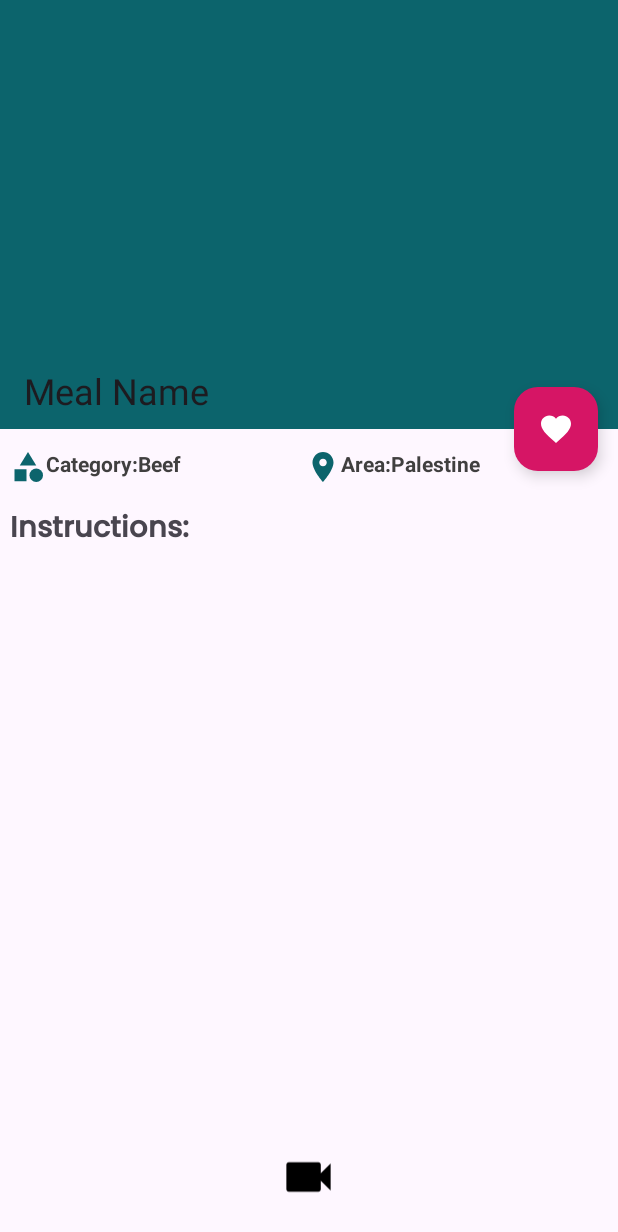
After one commit to troemanes/FoodApp, an Android app: the MealAktivity screen opened directly, with no data from a screen before it, on a phone screen of 412 x 824 dp. The commit adds this screen. Shown: the top 1232 px of the screen. Run offline under Robolectric (Android 15) with nearby library versions, the phone set to English and light mode, and no system bars; our stand-ins replace sdp/ssp sizes; pictures from the network do not load.

Commit message:
solved the problem

```diff
--- a/app/src/main/java/com/example/foodapp/activities/MainActivity.kt
+++ b/app/src/main/java/com/example/foodapp/activity/MainActivity.kt
@@ -1,4 +1,4 @@
-package com.example.foodapp.activities
+package com.example.foodapp.activity
 
 import androidx.appcompat.app.AppCompatActivity
 import android.os.Bundle
--- /dev/null
+++ b/app/src/main/java/com/example/foodapp/activity/MealAktivity.kt
@@ -0,0 +1,44 @@
+package com.example.foodapp.activity
+
+import androidx.appcompat.app.AppCompatActivity
+import android.os.Bundle
+import com.bumptech.glide.Glide
+import com.example.foodapp.R
+import com.example.foodapp.databinding.ActivityMealAktivityBinding
+import com.example.foodapp.fragments.HomeFragment
+
+class MealAktivity : AppCompatActivity() {
+    private lateinit var mealId:String
+    private lateinit var mealName:String
+    private lateinit var mealThumb:String
+
+    private lateinit var binding : ActivityMealAktivityBinding
+    override fun onCreate(savedInstanceState: Bundle?) {
+        super.onCreate(savedInstanceState)
+        binding = ActivityMealAktivityBinding.inflate(layoutInflater)
+        setContentView(binding.root)
+
+     //   getMealInformationFromIntent()
+
+        // setInformationInView()
+    }
+
+    /* private fun setInformationInView() {
+        Glide.with(applicationContext)
+            .load(mealThumb)
+            .into(binding.imgMealDetail)
+         binding.collapsingtb.title = mealName
+        binding.collapsingtb.setCollapsedTitleTextColor(resources.getColor(R.color.white))
+        binding.collapsingtb.setExpandedTitleColor(resources.getColor(R.color.white))
+
+    }   */
+
+
+
+  /*  private fun getMealInformationFromIntent(){
+            val intent = intent
+        mealId=intent.getStringExtra(HomeFragment.MEAL_ID)!!
+        mealName=intent.getStringExtra(HomeFragment.MEAL_NAME)!!
+        mealThumb=intent.getStringExtra(HomeFragment.MEAL_THUMB)!!
+    }  */
+}
--- a/app/src/main/java/com/example/foodapp/fragments/HomeFragment.kt
+++ b/app/src/main/java/com/example/foodapp/fragments/HomeFragment.kt
@@ -1,14 +1,15 @@
 package com.example.foodapp.fragments
 
 
+import android.content.Intent
 import android.os.Bundle
 import android.view.LayoutInflater
 import android.view.View
 import android.view.ViewGroup
 import androidx.fragment.app.Fragment
-import androidx.lifecycle.Observer
 import androidx.lifecycle.ViewModelProvider
 import com.bumptech.glide.Glide
+import com.example.foodapp.activity.MealAktivity
 import com.example.foodapp.databinding.FragmentHomeBinding
 import com.example.foodapp.pojo.Meal
 import com.example.foodapp.viewModel.HomeVM
@@ -16,7 +17,16 @@ import com.example.foodapp.viewModel.HomeVM
 class HomeFragment : Fragment() {
     private lateinit var binding: FragmentHomeBinding
     private lateinit var homeMvvm: HomeVM
+    private lateinit var randomMeal:Meal
 
+  /*  companion object {
+
+     const val MEAL_ID = "com.example.foodapp.fragments.idMeal"
+     const val MEAL_NAME = "com.example.foodapp.fragments.nameMeal"
+     const val MEAL_THUMB = "com.example.foodapp.fragments.thumbMeal"
+
+
+ }   */
     override fun onCreate(savedInstanceState: Bundle?) {
         super.onCreate(savedInstanceState)
         homeMvvm = ViewModelProvider(this).get(HomeVM::class.java)
@@ -36,15 +46,24 @@ class HomeFragment : Fragment() {
 
         homeMvvm.getRandomMeal()
         observeRandomMeal()
+        onRandomMealClick()
+    }
+
+      private fun  onRandomMealClick(){
+        binding.randomMealcardview.setOnClickListener {
+            val intent = Intent(activity,MealAktivity::class.java)
+            startActivity(intent)
+        }
     }
 
     private fun observeRandomMeal() {
-        homeMvvm.observeRandomMealLiveData().observe(viewLifecycleOwner, object : Observer<Meal> {
-            override fun onChanged(value: Meal) {
+        homeMvvm.observeRandomMealLiveData().observe(viewLifecycleOwner) { meal ->
+            if (meal != null) {
                 Glide.with(this@HomeFragment)
-                    .load(value.strMealThumb)
+                    .load(meal.strMealThumb)
                     .into(binding.imageRandomMeal)
+                this.randomMeal = meal
             }
-        })
+        }
     }
 }
--- /dev/null
+++ b/app/src/main/res/drawable/baseline_location.xml
@@ -0,0 +1,5 @@
+<vector android:height="24dp" android:tint="#000000"
+    android:viewportHeight="24" android:viewportWidth="24"
+    android:width="24dp" xmlns:android="http://schemas.android.com/apk/res/android">
+    <path android:fillColor="@android:color/white" android:pathData="M12,2C8.13,2 5,5.13 5,9c0,5.25 7,13 7,13s7,-7.75 7,-13c0,-3.87 -3.13,-7 -7,-7zM12,11.5c-1.38,0 -2.5,-1.12 -2.5,-2.5s1.12,-2.5 2.5,-2.5 2.5,1.12 2.5,2.5 -1.12,2.5 -2.5,2.5z"/>
+</vector>
--- /dev/null
+++ b/app/src/main/res/drawable/baseline_videocam.xml
@@ -0,0 +1,5 @@
+<vector android:height="24dp" android:tint="#000000"
+    android:viewportHeight="24" android:viewportWidth="24"
+    android:width="24dp" xmlns:android="http://schemas.android.com/apk/res/android">
+    <path android:fillColor="@android:color/white" android:pathData="M17,10.5V7c0,-0.55 -0.45,-1 -1,-1H4c-0.55,0 -1,0.45 -1,1v10c0,0.55 0.45,1 1,1h12c0.55,0 1,-0.45 1,-1v-3.5l4,4v-11l-4,4z"/>
+</vector>
--- a/app/src/main/res/layout/activity_main.xml
+++ b/app/src/main/res/layout/activity_main.xml
@@ -1,29 +1,30 @@
 <?xml version="1.0" encoding="utf-8"?>
-<androidx.constraintlayout.widget.ConstraintLayout
-    xmlns:android="http://schemas.android.com/apk/res/android"
+<androidx.constraintlayout.widget.ConstraintLayout xmlns:android="http://schemas.android.com/apk/res/android"
     xmlns:app="http://schemas.android.com/apk/res-auto"
     xmlns:tools="http://schemas.android.com/tools"
     android:layout_width="match_parent"
     android:layout_height="match_parent"
-    tools:context=".activities.MainActivity">
+    tools:context=".activity.MainActivity">
+
 
     <fragment
         android:id="@+id/hostfragment"
+        android:name="androidx.navigation.fragment.NavHostFragment"
         android:layout_width="0dp"
         android:layout_height="0dp"
+        app:layout_constraintBottom_toTopOf="@+id/bottom_nav"
+        app:layout_constraintEnd_toEndOf="parent"
+        app:layout_constraintHorizontal_bias="0.0"
         app:layout_constraintStart_toStartOf="parent"
-        app:layout_constraintEnd_toEndOf="parent"
         app:layout_constraintTop_toTopOf="parent"
-        app:layout_constraintBottom_toTopOf="@+id/bottom_nav"
-        app:navGraph="@navigation/nav_graph"
-        android:name="androidx.navigation.fragment.NavHostFragment"
-        />
-
+        app:layout_constraintVertical_bias="0.0"
+        app:navGraph="@navigation/nav_graph" />
 
     <com.google.android.material.bottomnavigation.BottomNavigationView
         android:id="@+id/bottom_nav"
         android:layout_width="match_parent"
         android:layout_height="wrap_content"
+        android:background="#FFFFFF"
         app:itemTextColor="#ED2828"
         app:layout_constraintBottom_toBottomOf="parent"
         app:layout_constraintEnd_toEndOf="parent"
--- /dev/null
+++ b/app/src/main/res/layout/activity_meal_aktivity.xml
@@ -0,0 +1,153 @@
+<?xml version="1.0" encoding="utf-8"?>
+<androidx.coordinatorlayout.widget.CoordinatorLayout
+    xmlns:android="http://schemas.android.com/apk/res/android"
+    xmlns:app="http://schemas.android.com/apk/res-auto"
+    xmlns:tools="http://schemas.android.com/tools"
+    android:layout_width="match_parent"
+    android:layout_height="match_parent"
+    tools:context=".activity.MealAktivity">
+
+    <com.google.android.material.appbar.AppBarLayout
+        android:id="@+id/appbar"
+        android:layout_width="match_parent"
+        android:fitsSystemWindows="true"
+        android:backgroundTint="@color/darkblue"
+        android:layout_height="@dimen/_220sdp">
+
+        <com.google.android.material.appbar.CollapsingToolbarLayout
+            android:id="@+id/collapsingtb"
+            android:layout_width="match_parent"
+            android:layout_height="match_parent"
+            android:fitsSystemWindows="true"
+            app:contentScrim="@color/accent"
+            app:title="Meal Name"
+            app:collapsedTitleTextColor="@color/white"
+            app:layout_scrollFlags="scroll|snap|exitUntilCollapsed">
+
+            <ImageView
+                android:id="@+id/img_meal_detail"
+                android:layout_width="match_parent"
+                android:layout_height="match_parent"
+                android:background="@color/darkblue"
+                android:scaleType="centerCrop"
+                app:layout_collapseMode="parallax" />
+
+            <androidx.appcompat.widget.Toolbar
+                android:id="@+id/toolbar"
+                android:layout_width="match_parent"
+                android:layout_height="?actionBarSize"
+                app:layout_collapseMode="pin"
+                app:titleTextColor="@color/white"/>
+
+        </com.google.android.material.appbar.CollapsingToolbarLayout>
+    </com.google.android.material.appbar.AppBarLayout>
+
+    <com.google.android.material.floatingactionbutton.FloatingActionButton
+        android:layout_width="wrap_content"
+        android:layout_height="wrap_content"
+        android:src="@drawable/baseline_favorite"
+        app:backgroundTint="@color/accent"
+        app:tint="@color/white"
+        app:layout_anchor="@id/appbar"
+        app:layout_anchorGravity="bottom|end"
+        android:layout_marginEnd="@dimen/_10sdp"/>
+
+
+    <androidx.core.widget.NestedScrollView
+        android:layout_width="match_parent"
+        android:layout_height="match_parent"
+        app:layout_behavior="com.google.android.material.appbar.AppBarLayout$ScrollingViewBehavior">
+
+
+        <androidx.constraintlayout.widget.ConstraintLayout
+            android:layout_width="match_parent"
+            android:layout_height="match_parent"
+            android:layout_marginTop="@dimen/_5sdp"
+            android:layout_marginBottom="@dimen/_45sdp">
+
+            <LinearLayout
+                android:id="@+id/linear_layout"
+                android:layout_width="match_parent"
+                android:layout_height="wrap_content"
+                android:orientation="horizontal"
+                app:layout_constraintStart_toStartOf="parent"
+                android:layout_marginEnd="@dimen/_5sdp"
+                android:layout_marginTop="@dimen/_5sdp"
+                android:layout_marginStart="@dimen/_5sdp"
+                app:layout_constraintEnd_toEndOf="parent"
+                app:layout_constraintTop_toTopOf="parent">
+
+                <TextView
+                    android:id="@+id/tv_categoryInfo"
+                    android:layout_width="wrap_content"
+                    android:layout_height="wrap_content"
+                    android:layout_gravity="center"
+                    android:drawableLeft="@drawable/baseline_category"
+                    android:drawableTint="@color/darkblue"
+                    android:text="Category:Beef"
+                    android:textStyle="bold"
+                    android:textColor="@color/g_black"
+                    android:textSize="14sp"
+                    android:layout_weight="1"/>
+
+                <TextView
+                    android:id="@+id/tv_areaInfo"
+                    android:layout_width="wrap_content"
+                    android:layout_height="wrap_content"
+                    android:drawableLeft="@drawable/baseline_location"
+                    android:drawableTint="@color/darkblue"
+                    android:text="Area:Palestine "
+                    android:textStyle="bold"
+                    android:textColor="@color/g_black"
+                    android:layout_weight="1"
+                    android:textSize="14sp" />
+
+            </LinearLayout>
+
+            <TextView
+                android:id="@+id/instruction_tv"
+                android:layout_width="wrap_content"
+                android:layout_height="wrap_content"
+                android:fontFamily="@font/myfont"
+                android:text="Instructions:"
+                android:textSize="@dimen/_15ssp"
+                app:layout_constraintStart_toStartOf="parent"
+                app:layout_constraintTop_toBottomOf="@id/linear_layout"
+                android:layout_marginTop="@dimen/_10sdp"
+                android:layout_marginStart="@dimen/_5sdp"
+                android:textStyle="bold" />
+
+            <TextView
+                android:id="@+id/tv_content"
+                android:layout_width="match_parent"
+                android:layout_height="match_parent"
+                app:layout_constraintEnd_toEndOf="parent"
+                app:layout_constraintStart_toStartOf="@id/instruction_tv"
+                app:layout_constraintTop_toBottomOf="@id/instruction_tv"
+                android:layout_marginTop="@dimen/_2sdp"
+                android:textColor="@color/black" />
+
+        </androidx.constraintlayout.widget.ConstraintLayout>
+    </androidx.core.widget.NestedScrollView>
+
+
+    <com.google.android.material.progressindicator.LinearProgressIndicator
+        android:id="@+id/progress_bar"
+        android:layout_width="match_parent"
+        android:layout_height="wrap_content"
+        android:indeterminate="true"
+        app:layout_anchor="@id/appbar"
+        app:layout_anchorGravity="bottom"
+        android:visibility="gone"/>
+
+
+    <ImageView
+        android:id="@+id/image_youtube"
+        android:layout_width="@dimen/_30sdp"
+        android:layout_height="@dimen/_40sdp"
+        android:layout_gravity="bottom|center"
+        android:src="@drawable/baseline_videocam"
+        android:layout_marginBottom="@dimen/_10sdp"/>
+
+
+</androidx.coordinatorlayout.widget.CoordinatorLayout>
--- a/app/src/main/res/layout/fragment_home.xml
+++ b/app/src/main/res/layout/fragment_home.xml
@@ -70,7 +70,7 @@
         app:layout_constraintStart_toStartOf="@id/linear_header"/>
 
     <androidx.cardview.widget.CardView
-        android:id="@+id/random_cardview"
+        android:id="@+id/random_Mealcardview"
         android:layout_width="match_parent"
         android:layout_height="@dimen/_160sdp"
         android:layout_marginStart="@dimen/_25sdp"
@@ -102,7 +102,7 @@
         android:textSize="@dimen/_17sdp"
         android:textStyle="bold"
         app:layout_constraintStart_toStartOf="@+id/tv_wouldlike"
-        app:layout_constraintTop_toBottomOf="@+id/random_cardview" />
+        app:layout_constraintTop_toBottomOf="@+id/random_Mealcardview" />
 
     <androidx.recyclerview.widget.RecyclerView
         android:id="@+id/rc_view_popular"
--- a/app/src/main/res/values/colors.xml
+++ b/app/src/main/res/values/colors.xml
@@ -5,4 +5,6 @@
     <color name="primary">#FB2B2B</color>
     <color name="accent">#D61565</color>
      <color name="g_black">#403F3F</color>
+    <color name="darkblue">#0C646C</color>
+
 </resources>
--- a/app/src/main/res/values/strings.xml
+++ b/app/src/main/res/values/strings.xml
@@ -2,4 +2,5 @@
     <string name="app_name">FoodApp</string>
     <!-- TODO: Remove or change this placeholder text -->
     <string name="hello_blank_fragment">Hello blank fragment</string>
+    <string name="title_activity_meal">MealActivity</string>
 </resources>
--- a/build.gradle.kts
+++ b/build.gradle.kts
@@ -1,5 +1,5 @@
 // Top-level build file where you can add configuration options common to all sub-projects/modules.
 plugins {
     id("com.android.application") version "8.1.2" apply false
-    id("org.jetbrains.kotlin.android") version "1.9.0" apply false
+    id("org.jetbrains.kotlin.android") version "1.8.10" apply false
 }
```
Also changed, not shown: app/build.gradle.kts (+23 -0 lines), app/src/main/AndroidManifest.xml (+12 -3 lines).
